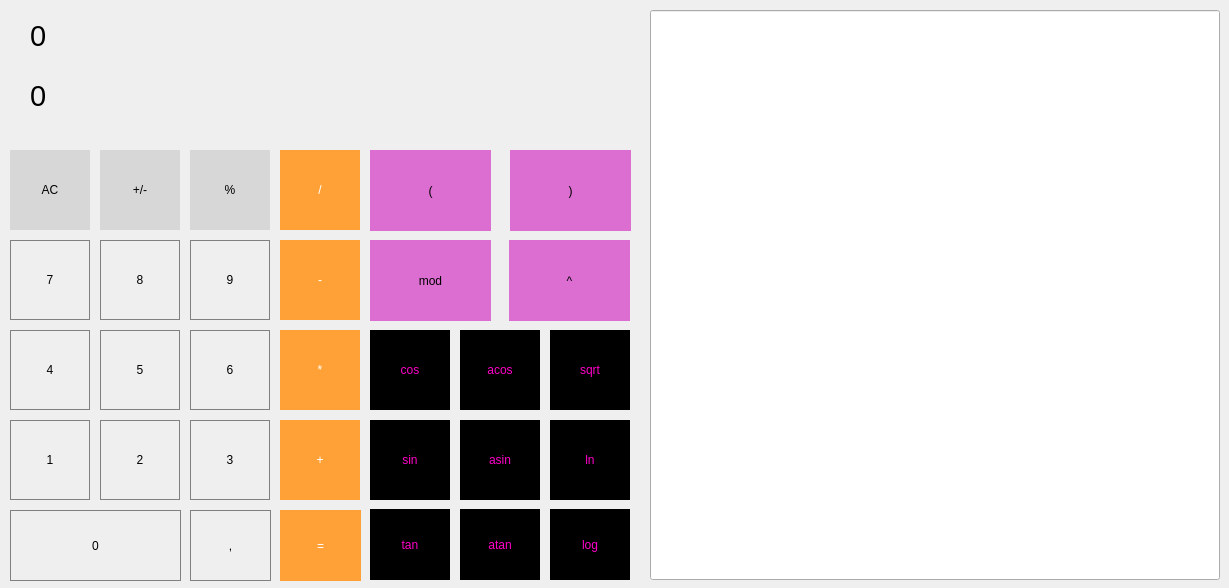
Serzhunya/Smart_calc, file src/smart_calc/mainwindow.ui: the form before one commit.
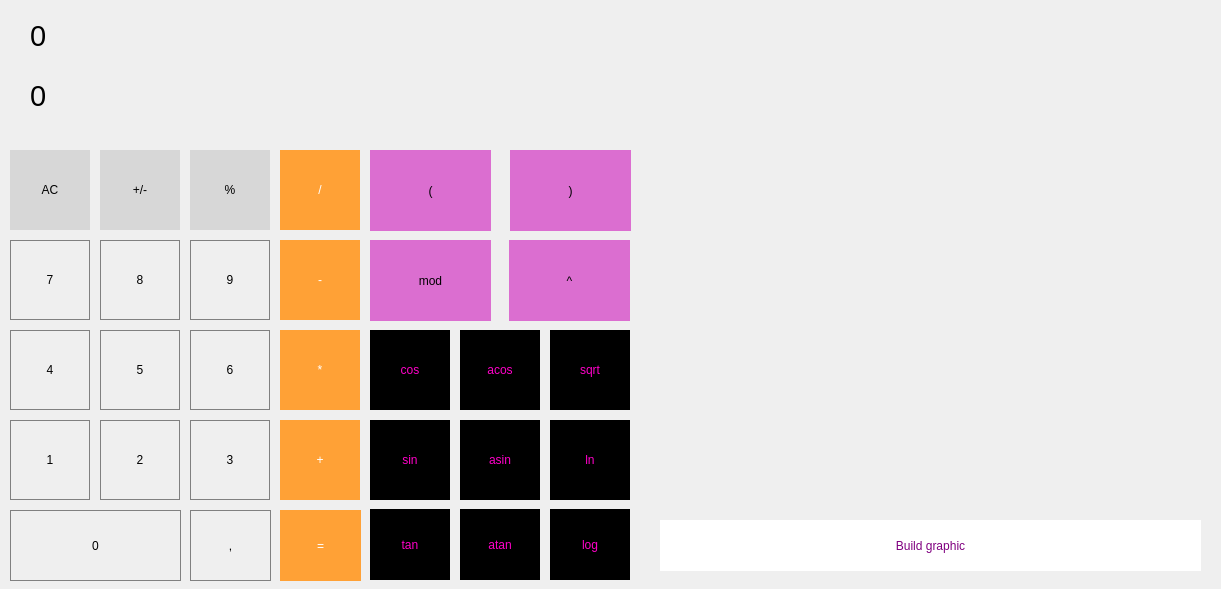
The form after the commit. Custom widgets are drawn as their Qt base class.

Diff of the .ui file:
```diff
--- a/src/smart_calc/mainwindow.ui
+++ b/src/smart_calc/mainwindow.ui
@@ -6,8 +6,8 @@
    <rect>
     <x>0</x>
     <y>0</y>
-    <width>1229</width>
-    <height>588</height>
+    <width>1221</width>
+    <height>589</height>
    </rect>
   </property>
   <property name="windowTitle">
@@ -706,18 +706,45 @@
      <string>0</string>
     </property>
    </widget>
-   <widget class="QLineEdit" name="lineEdit">
+   <widget class="QCustomPlot" name="widget" native="true">
     <property name="geometry">
      <rect>
-      <x>650</x>
-      <y>10</y>
-      <width>570</width>
-      <height>570</height>
+      <x>660</x>
+      <y>30</y>
+      <width>541</width>
+      <height>481</height>
      </rect>
     </property>
    </widget>
+   <widget class="QPushButton" name="pushButton_build_graphic">
+    <property name="geometry">
+     <rect>
+      <x>660</x>
+      <y>520</y>
+      <width>541</width>
+      <height>51</height>
+     </rect>
+    </property>
+    <property name="styleSheet">
+     <string notr="true">font: 18pt &quot;.AppleSystemUIFont&quot;;	
+	background-color: white;
+	color: purple;
+	border: 0.1px solid grey;</string>
+    </property>
+    <property name="text">
+     <string>Build graphic</string>
+    </property>
+   </widget>
   </widget>
  </widget>
+ <customwidgets>
+  <customwidget>
+   <class>QCustomPlot</class>
+   <extends>QWidget</extends>
+   <header location="global">qcustomplot.h</header>
+   <container>1</container>
+  </customwidget>
+ </customwidgets>
  <resources/>
  <connections/>
 </ui>
```
